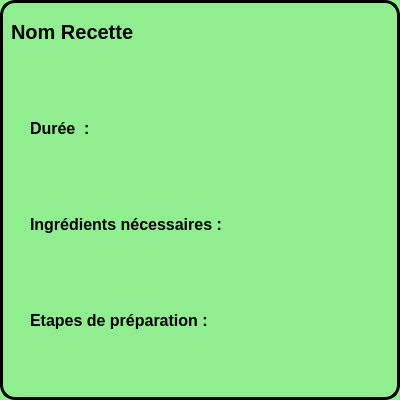
Old version of the form fenetredetailrecette.ui in the repository ACoupat/Refrigestion.
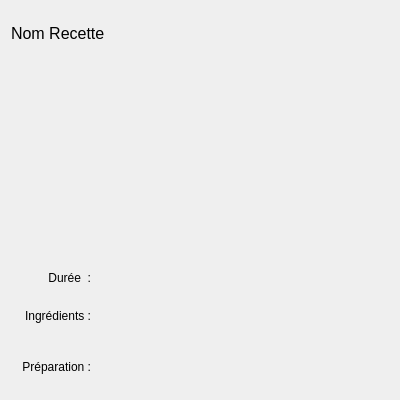
New version of the form.

What changed in the file:
```diff
--- a/fenetredetailrecette.ui
+++ b/fenetredetailrecette.ui
@@ -20,37 +20,35 @@
    <string>Form</string>
   </property>
   <property name="styleSheet">
-   <string notr="true">QWidget#fenetreDetailRecette
+   <string notr="true">QDialog
 {
-	background-color: lightgreen;
-	border:3px solid black;
-	border-radius:15px;
+	background-color: lightgray;
 }
 
-QWidget#labelNom
+QWidget#scrollAreaWidgetContents_2
 {
-	font-weight:bold;
-	font-size: 20px;
-	padding-left:0px;
-	qproperty-alignment: AlignCenter;
-}
-
-QLabel
-{
-	font-size: 16px;
-	padding-left:15 px;
-}
-
-strong
-{
-
+	padding-top : 5pxpx;
 }</string>
   </property>
   <layout class="QVBoxLayout" name="verticalLayout_2">
    <item>
-    <layout class="QVBoxLayout" name="verticalLayout">
+    <layout class="QVBoxLayout" name="verticalLayout" stretch="0,1,0,0,0">
      <item>
       <widget class="QLabel" name="labelNom">
+       <property name="minimumSize">
+        <size>
+         <width>0</width>
+         <height>22</height>
+        </size>
+       </property>
+       <property name="font">
+        <font>
+         <pointsize>12</pointsize>
+        </font>
+       </property>
+       <property name="styleSheet">
+        <string notr="true"/>
+       </property>
        <property name="text">
         <string>Nom Recette</string>
        </property>
@@ -58,35 +56,95 @@
      </item>
      <item>
       <widget class="QLabel" name="labelImage">
+       <property name="minimumSize">
+        <size>
+         <width>0</width>
+         <height>180</height>
+        </size>
+       </property>
+       <property name="maximumSize">
+        <size>
+         <width>16777215</width>
+         <height>200</height>
+        </size>
+       </property>
        <property name="text">
         <string/>
        </property>
       </widget>
      </item>
      <item>
-      <widget class="QLabel" name="label_3">
+      <layout class="QHBoxLayout" name="horizontalLayout">
+       <item>
+        <widget class="QLabel" name="label1">
+         <property name="minimumSize">
+          <size>
+           <width>80</width>
+           <height>20</height>
+          </size>
+         </property>
+         <property name="maximumSize">
+          <size>
+           <width>80</width>
+           <height>20</height>
+          </size>
+         </property>
        <property name="styleSheet">
-        <string notr="true">font-weight:bold;</string>
+          <string notr="true"/>
        </property>
        <property name="text">
         <string>Durée  :</string>
        </property>
+         <property name="alignment">
+          <set>Qt::AlignRight|Qt::AlignTrailing|Qt::AlignVCenter</set>
+         </property>
       </widget>
      </item>
      <item>
       <widget class="QLabel" name="labelDuree">
+         <property name="minimumSize">
+          <size>
+           <width>0</width>
+           <height>20</height>
+          </size>
+         </property>
+         <property name="maximumSize">
+          <size>
+           <width>16777215</width>
+           <height>20</height>
+          </size>
+         </property>
        <property name="text">
         <string/>
        </property>
       </widget>
      </item>
+      </layout>
+     </item>
      <item>
-      <widget class="QLabel" name="label">
+      <layout class="QHBoxLayout" name="horizontalLayout_2">
+       <item>
+        <widget class="QLabel" name="label2">
+         <property name="minimumSize">
+          <size>
+           <width>80</width>
+           <height>0</height>
+          </size>
+         </property>
+         <property name="maximumSize">
+          <size>
+           <width>80</width>
+           <height>16777215</height>
+          </size>
+         </property>
        <property name="styleSheet">
-        <string notr="true">font-weight:bold;</string>
+          <string notr="true"/>
        </property>
        <property name="text">
-        <string>Ingrédients nécessaires :</string>
+          <string>Ingrédients :</string>
+         </property>
+         <property name="alignment">
+          <set>Qt::AlignRight|Qt::AlignTrailing|Qt::AlignVCenter</set>
        </property>
       </widget>
      </item>
@@ -97,13 +155,32 @@
        </property>
       </widget>
      </item>
+      </layout>
+     </item>
      <item>
-      <widget class="QLabel" name="label_2">
+      <layout class="QHBoxLayout" name="horizontalLayout_3">
+       <item>
+        <widget class="QLabel" name="label3">
+         <property name="minimumSize">
+          <size>
+           <width>80</width>
+           <height>0</height>
+          </size>
+         </property>
+         <property name="maximumSize">
+          <size>
+           <width>80</width>
+           <height>16777215</height>
+          </size>
+         </property>
        <property name="styleSheet">
-        <string notr="true">font-weight:bold;</string>
+          <string notr="true"/>
        </property>
        <property name="text">
-        <string>Etapes de préparation :</string>
+          <string>Préparation :</string>
+         </property>
+         <property name="alignment">
+          <set>Qt::AlignRight|Qt::AlignTrailing|Qt::AlignVCenter</set>
        </property>
       </widget>
      </item>
@@ -113,6 +190,8 @@
         <string/>
        </property>
       </widget>
+       </item>
+      </layout>
      </item>
     </layout>
    </item>
```
Lines whose indentation alone changed are shown as unchanged.
